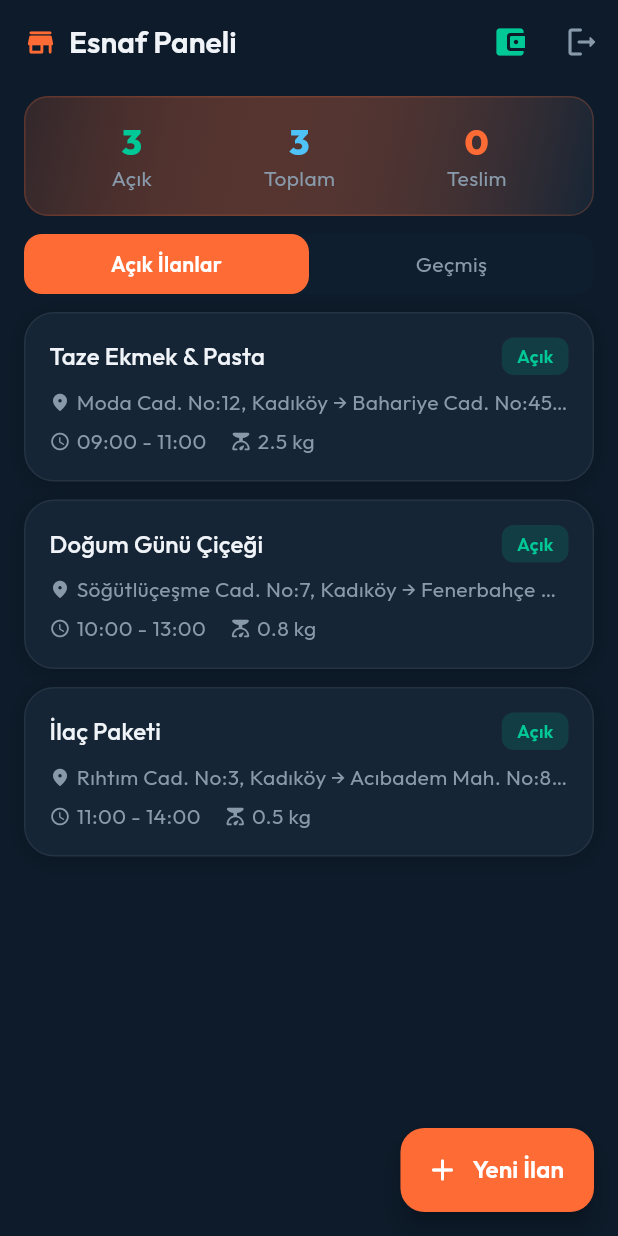
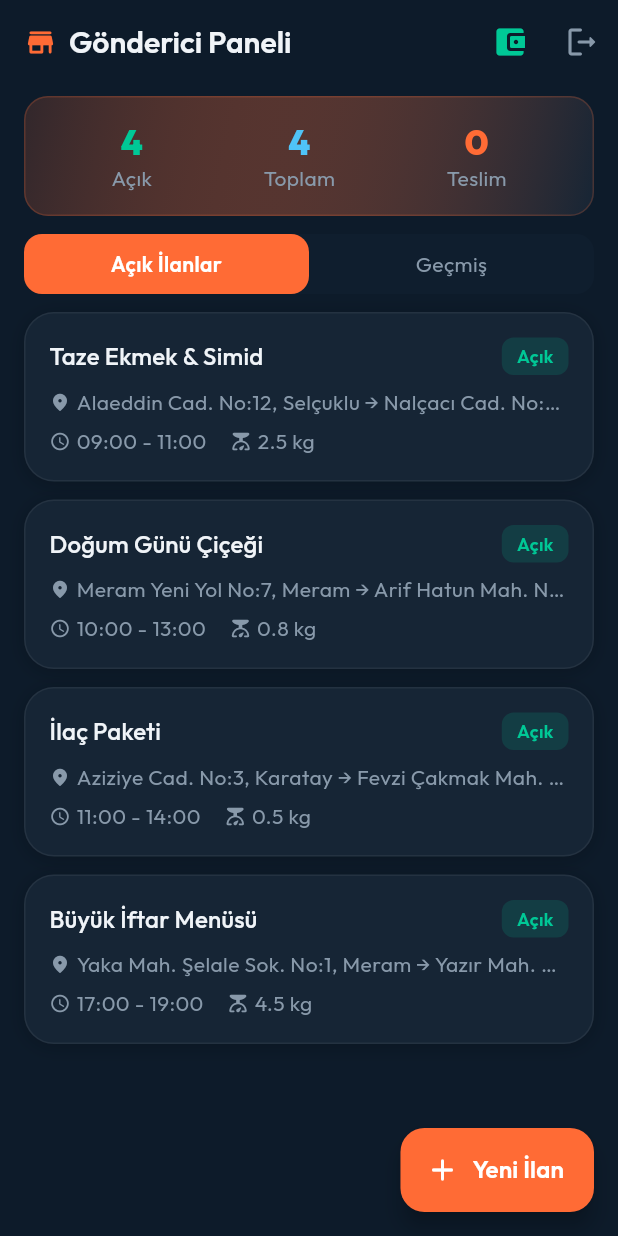
Before and after one commit to esmanurpolattmr/KON-B-S, a Flutter app: the MerchantHomeScreen screen opened directly, on a phone screen of 412 x 824 dp. Run offline on Flutter 3.47's test engine with Material 3 defaults, Android fonts, the phone set to English and light mode, and no system bars; drawn by our look-alikes of flutter_animate; our stand-ins replace flutter_map, geolocator, latlong2, permission_handler, qr_flutter; missing offline and left inert: mobile_scanner.

Commit message:
feat: dinamik rota mesafesi ve yeni test ilani eklendi

```diff
--- a/lib/core/utils/carbon_calculator.dart
+++ b/lib/core/utils/carbon_calculator.dart
@@ -1,20 +1,34 @@
 /// Bisiklet kullanımının karbon tasarrufunu hesaplar.
-/// Referans: Ortalama araç CO₂ emisyonu ~0.21 kg/km (Türkiye ortalaması)
+/// Referans: Şehir içi ortalama motorlu kurye CO₂ emisyonu ~0.150 kg/km
 class CarbonCalculator {
-  static const double _co2PerKmByCar = 0.210; // kg CO₂ per km
-  static const double _bisPointsPerKm = 10.0;
+  static const double _co2PerKmByMotor = 0.150; // kg CO₂ per km
 
-  /// km başına kurtarılan CO₂ (kg)
-  static double calculateCarbonSaved(double distanceKm) {
-    return distanceKm * _co2PerKmByCar;
+  /// Taşınan yüke göre Zorluk/Efor katsayısı
+  /// 1 KG'ye kadar katsayı 1.0 (Standart)
+  /// 1 KG üzeri her 1 KG için ekstra +0.2 katsayı eklenir.
+  static double _getWeightMultiplier(double weightKg) {
+    if (weightKg <= 1.0) return 1.0;
+    final extraWeight = weightKg - 1.0;
+    return 1.0 + (extraWeight * 0.2);
   }
 
-  /// kazanılan BiS puanı
-  static double calculateBisPoints(double distanceKm) {
-    return distanceKm * _bisPointsPerKm;
+  /// km başına kurtarılan CO₂ (kg) (Yük ağırlığı da hesaba katılarak)
+  static double calculateCarbonSaved(
+    double distanceKm, {
+    double weightKg = 0.0,
+  }) {
+    final multiplier = _getWeightMultiplier(weightKg);
+    return distanceKm * _co2PerKmByMotor * multiplier;
   }
 
-  /// CO₂ değerini okunabilir formata çevirir
+  /// Doğaya Katkı (BiS) Puanı
+  /// Her 1 kg CO₂ tasarrufu = 100 BiS Puanı
+  static double calculateBisPoints(double distanceKm, {double weightKg = 0.0}) {
+    final carbonSaved = calculateCarbonSaved(distanceKm, weightKg: weightKg);
+    return carbonSaved * 100.0;
+  }
+
+  /// CO₂ değerini okunabilir formata çevirir (g veya kg)
   static String formatCo2(double kg) {
     if (kg >= 1.0) return '${kg.toStringAsFixed(2)} kg CO₂';
     return '${(kg * 1000).toStringAsFixed(0)} g CO₂';
--- a/lib/features/auth/screens/splash_screen.dart
+++ b/lib/features/auth/screens/splash_screen.dart
@@ -18,8 +18,8 @@ class _SplashScreenState extends State<SplashScreen> {
       if (mounted) {
         Navigator.of(context).pushReplacement(
           PageRouteBuilder(
-            pageBuilder: (_, __, ___) => const LoginScreen(),
-            transitionsBuilder: (_, anim, __, child) =>
+            pageBuilder: (ctx, p2, p3) => const LoginScreen(),
+            transitionsBuilder: (ctx, anim, p2, child) =>
                 FadeTransition(opacity: anim, child: child),
             transitionDuration: const Duration(milliseconds: 600),
           ),
--- a/lib/features/merchant/providers/merchant_provider.dart
+++ b/lib/features/merchant/providers/merchant_provider.dart
@@ -5,19 +5,20 @@ import '../models/listing.dart';
 
 const _uuid = Uuid();
 
-// Demo başlangıç verileri - İstanbul Kadıköy bölgesi
+// Demo başlangıç verileri - Konya bölgesi
 final List<Listing> _demoListings = [
   Listing(
     id: 'listing-001',
     merchantId: 'merchant-001',
-    merchantName: 'Karadeniz Fırını',
-    title: 'Taze Ekmek & Pasta',
-    description: '3 adet çavdar ekmeği ve 1 kutu sütlaç. Dikkatli taşıyınız.',
+    merchantName: 'Konya Fırını',
+    title: 'Taze Ekmek & Simid',
+    description:
+        '5 adet kepekli ekmek ve 1 kutu pişmaniye. Dikkatli taşıyınız.',
     weightKg: 2.5,
-    pickupAddress: 'Moda Cad. No:12, Kadıköy',
-    deliveryAddress: 'Bahariye Cad. No:45, Kadıköy',
-    pickupLocation: const LatLng(40.9849, 29.0270),
-    deliveryLocation: const LatLng(40.9901, 29.0218),
+    pickupAddress: 'Alaeddin Cad. No:12, Selçuklu',
+    deliveryAddress: 'Nalçacı Cad. No:45, Selçuklu',
+    pickupLocation: const LatLng(37.8713, 32.4846),
+    deliveryLocation: const LatLng(37.8780, 32.4920),
     timeWindowStart: '09:00',
     timeWindowEnd: '11:00',
     status: ListingStatus.open,
@@ -27,14 +28,14 @@ final List<Listing> _demoListings = [
   Listing(
     id: 'listing-002',
     merchantId: 'merchant-002',
-    merchantName: 'Çiçekçi Gülistan',
+    merchantName: 'Çiçekçi Gonca',
     title: 'Doğum Günü Çiçeği',
-    description: 'Kırmızı gül buketi. Serin tutunuz, dikey taşıyınız.',
+    description: 'Konya lalesi buketi. Serin tutunuz, dikey taşıyınız.',
     weightKg: 0.8,
-    pickupAddress: 'Söğütlüçeşme Cad. No:7, Kadıköy',
-    deliveryAddress: 'Fenerbahçe Mah. No:22, Kadıköy',
-    pickupLocation: const LatLng(40.9780, 29.0310),
-    deliveryLocation: const LatLng(40.9710, 29.0380),
+    pickupAddress: 'Meram Yeni Yol No:7, Meram',
+    deliveryAddress: 'Arif Hatun Mah. No:22, Meram',
+    pickupLocation: const LatLng(37.8620, 32.4750),
+    deliveryLocation: const LatLng(37.8550, 32.4680),
     timeWindowStart: '10:00',
     timeWindowEnd: '13:00',
     status: ListingStatus.open,
@@ -48,15 +49,33 @@ final List<Listing> _demoListings = [
     title: 'İlaç Paketi',
     description: 'Reçeteli ilaçlar. Kimlik kontrolü gerekebilir.',
     weightKg: 0.5,
-    pickupAddress: 'Rıhtım Cad. No:3, Kadıköy',
-    deliveryAddress: 'Acıbadem Mah. No:88, Kadıköy',
-    pickupLocation: const LatLng(40.9920, 29.0250),
-    deliveryLocation: const LatLng(40.9950, 29.0430),
+    pickupAddress: 'Aziziye Cad. No:3, Karatay',
+    deliveryAddress: 'Fevzi Çakmak Mah. No:88, Karatay',
+    pickupLocation: const LatLng(37.8760, 32.4960),
+    deliveryLocation: const LatLng(37.8820, 32.5050),
     timeWindowStart: '11:00',
     timeWindowEnd: '14:00',
     status: ListingStatus.open,
     createdAt: DateTime.now().subtract(const Duration(minutes: 5)),
     qrToken: 'tok-eczane-003',
+  ),
+  Listing(
+    id: 'listing-004',
+    merchantId: 'merchant-004',
+    merchantName: 'Meram Şelale Restoran',
+    title: 'Büyük İftar Menüsü',
+    description:
+        '4 kişilik iftar menüsü, tatlılar ve içecekler dahil. Lütfen dökmeden taşıyınız.',
+    weightKg: 4.5,
+    pickupAddress: 'Yaka Mah. Şelale Sok. No:1, Meram',
+    deliveryAddress: 'Yazır Mah. Barış Cad. No:120, Selçuklu',
+    pickupLocation: const LatLng(37.8500, 32.4500),
+    deliveryLocation: const LatLng(37.9300, 32.5100),
+    timeWindowStart: '17:00',
+    timeWindowEnd: '19:00',
+    status: ListingStatus.open,
+    createdAt: DateTime.now().subtract(const Duration(minutes: 2)),
+    qrToken: 'tok-rest-004',
   ),
 ];
 
--- a/lib/features/merchant/screens/merchant_home_screen.dart
+++ b/lib/features/merchant/screens/merchant_home_screen.dart
@@ -41,7 +41,7 @@ class _MerchantHomeScreenState extends State<MerchantHomeScreen> {
               size: 22,
             ),
             const SizedBox(width: 8),
-            const Text('Esnaf Paneli'),
+            const Text('Gönderici Paneli'),
           ],
         ),
         actions: [
@@ -119,16 +119,18 @@ class _StatBanner extends StatelessWidget {
   @override
   Widget build(BuildContext context) {
     final open = listings.where((l) => l.status == ListingStatus.open).length;
-    final delivered = listings
-        .where((l) => l.status == ListingStatus.delivered)
-        .length;
+    final delivered =
+        listings.where((l) => l.status == ListingStatus.delivered).length;
 
     return Container(
       margin: const EdgeInsets.fromLTRB(16, 8, 16, 4),
       padding: const EdgeInsets.symmetric(horizontal: 20, vertical: 14),
       decoration: BoxDecoration(
         gradient: LinearGradient(
-          colors: [AppTheme.accentOrange.withValues(alpha: 0.15), AppTheme.cardDark],
+          colors: [
+            AppTheme.accentOrange.withValues(alpha: 0.15),
+            AppTheme.cardDark
+          ],
           begin: Alignment.topLeft,
           end: Alignment.bottomRight,
         ),
@@ -176,9 +178,9 @@ class _StatItem extends StatelessWidget {
         Text(
           value,
           style: Theme.of(context).textTheme.headlineLarge?.copyWith(
-            color: color,
-            fontWeight: FontWeight.w800,
-          ),
+                color: color,
+                fontWeight: FontWeight.w800,
+              ),
         ),
         Text(label, style: Theme.of(context).textTheme.bodyMedium),
       ],
@@ -195,8 +197,8 @@ class _ListingCard extends StatelessWidget {
     final statusColor = listing.status == ListingStatus.open
         ? AppTheme.primaryGreen
         : listing.status == ListingStatus.assigned
-        ? AppTheme.warning
-        : AppTheme.textSecondary;
+            ? AppTheme.warning
+            : AppTheme.textSecondary;
 
     return GlassCard(
       margin: const EdgeInsets.only(bottom: 12),
```
Also changed, not shown: lib/core/services/location_service.dart (added, +49 -0 lines), lib/core/services/route_service.dart (added, +34 -0 lines), lib/features/auth/screens/login_screen.dart (+12 -17 lines), lib/features/courier/screens/active_delivery_screen.dart (+266 -118 lines), lib/features/courier/screens/courier_home_screen.dart (+19 -8 lines), lib/main.dart (+4 -10 lines), pubspec.yaml (+33 -31 lines), pubspec.lock, 103 other files. Lines whose indentation alone changed are shown as unchanged.
